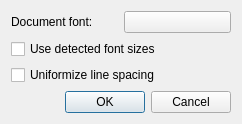
First picture: the form in qt/data/PdfExportDialog.ui, repository manisandro/gImageReader, before the edit.
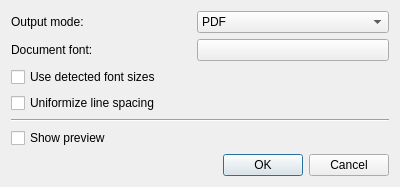
Second picture: the form after the edit.

Commit message: Add preview option when exporting hOCR to PDF

```diff
--- a/qt/data/PdfExportDialog.ui
+++ b/qt/data/PdfExportDialog.ui
@@ -6,36 +6,36 @@
    <rect>
     <x>0</x>
     <y>0</y>
-    <width>242</width>
-    <height>120</height>
+    <width>400</width>
+    <height>183</height>
    </rect>
   </property>
   <property name="windowTitle">
    <string>PDF Export</string>
   </property>
   <layout class="QGridLayout" name="gridLayout">
-   <item row="0" column="1">
+   <item row="1" column="1">
     <widget class="QPushButton" name="buttonFont">
      <property name="text">
       <string/>
      </property>
     </widget>
    </item>
-   <item row="1" column="0" colspan="2">
+   <item row="2" column="0" colspan="2">
     <widget class="QCheckBox" name="checkBoxFontSize">
      <property name="text">
       <string>Use detected font sizes</string>
      </property>
     </widget>
    </item>
-   <item row="0" column="0">
+   <item row="1" column="0">
     <widget class="QLabel" name="labelFont">
      <property name="text">
       <string>Document font:</string>
      </property>
     </widget>
    </item>
-   <item row="3" column="0" colspan="2">
+   <item row="6" column="0" colspan="2">
     <widget class="QDialogButtonBox" name="buttonBox">
      <property name="orientation">
       <enum>Qt::Horizontal</enum>
@@ -45,13 +45,48 @@
      </property>
     </widget>
    </item>
-   <item row="2" column="0" colspan="2">
+   <item row="3" column="0" colspan="2">
     <widget class="QCheckBox" name="checkBoxUniformizeSpacing">
      <property name="text">
       <string>Uniformize line spacing</string>
      </property>
     </widget>
    </item>
+   <item row="4" column="0" colspan="2">
+    <widget class="Line" name="line">
+     <property name="orientation">
+      <enum>Qt::Horizontal</enum>
+     </property>
+    </widget>
+   </item>
+   <item row="5" column="0" colspan="2">
+    <widget class="QCheckBox" name="checkBoxPreview">
+     <property name="text">
+      <string>Show preview</string>
+     </property>
+    </widget>
+   </item>
+   <item row="0" column="0">
+    <widget class="QLabel" name="labelOutputMode">
+     <property name="text">
+      <string>Output mode:</string>
+     </property>
+    </widget>
+   </item>
+   <item row="0" column="1">
+    <widget class="QComboBox" name="comboBoxOutputMode">
+     <item>
+      <property name="text">
+       <string>PDF</string>
+      </property>
+     </item>
+     <item>
+      <property name="text">
+       <string>PDF with invisible text overlay</string>
+      </property>
+     </item>
+    </widget>
+   </item>
   </layout>
  </widget>
  <resources/>
```
The commit also changes 9 other files.
